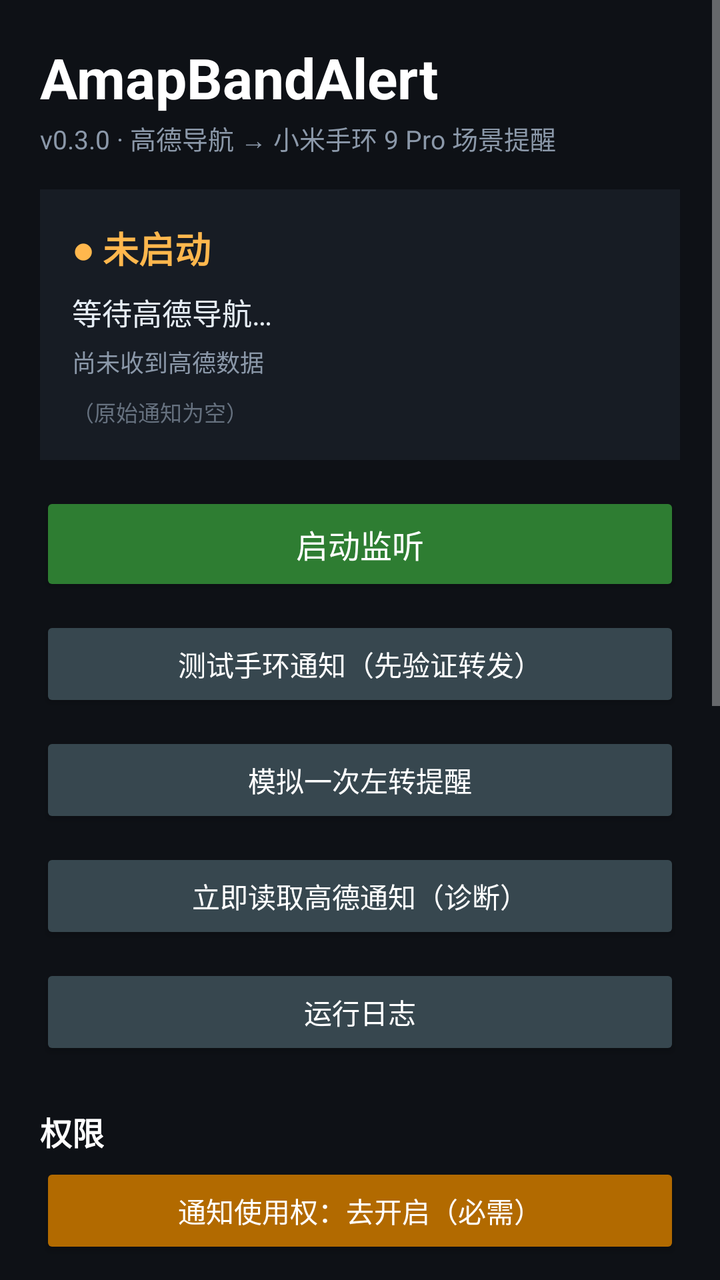
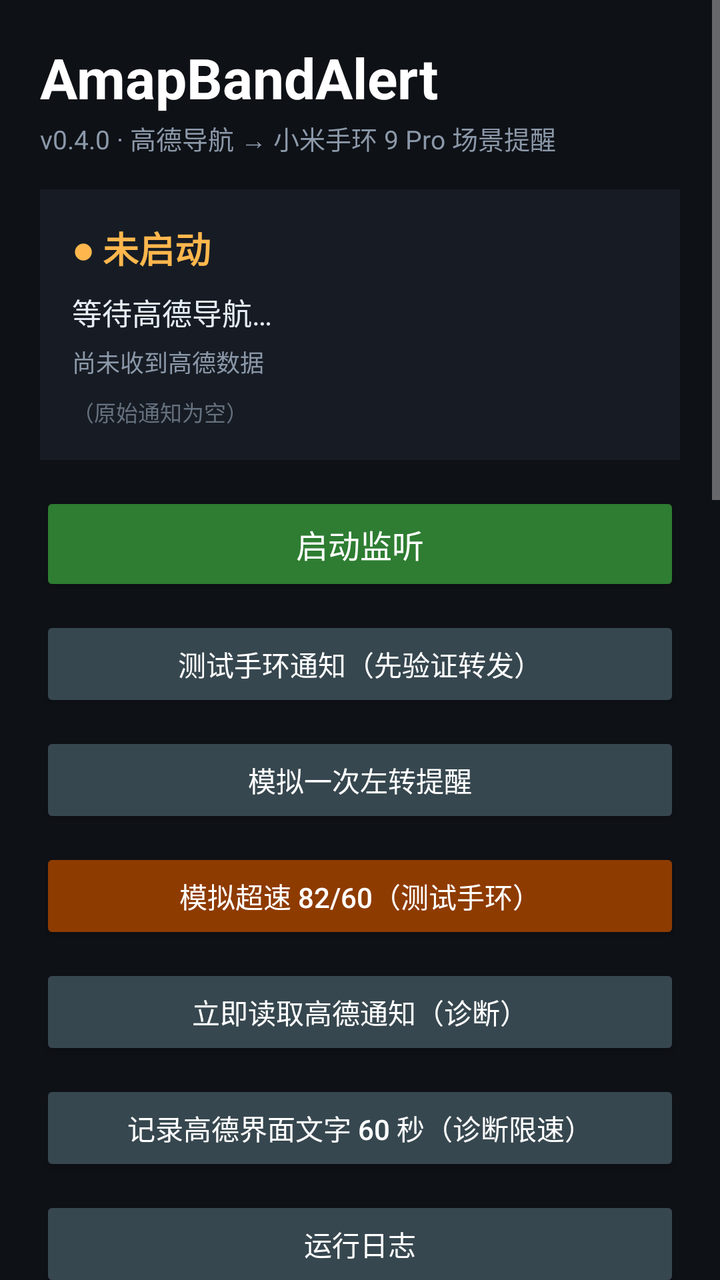

An Android layout rendered at two revisions. The XML below is the earlier revision; the diff shows what the commit changed to produce the second picture.
<!-- AndroidManifest.xml: application theme Theme.AmapBandAlert -->
<!-- res/layout/activity_main.xml -->
<?xml version="1.0" encoding="utf-8"?>
<ScrollView xmlns:android="http://schemas.android.com/apk/res/android"
    android:layout_width="match_parent"
    android:layout_height="match_parent"
    android:fillViewport="true"
    android:background="#0E1116">

    <LinearLayout
        android:layout_width="match_parent"
        android:layout_height="wrap_content"
        android:orientation="vertical"
        android:padding="20dp">

        <TextView
            android:layout_width="wrap_content"
            android:layout_height="wrap_content"
            android:text="AmapBandAlert"
            android:textColor="#FFFFFF"
            android:textSize="28sp"
            android:textStyle="bold" />

        <TextView
            android:layout_width="wrap_content"
            android:layout_height="wrap_content"
            android:text="v0.3.0 · 高德导航 → 小米手环 9 Pro 场景提醒"
            android:textColor="#8B98A9"
            android:textSize="13sp"
            android:paddingTop="2dp"
            android:paddingBottom="16dp" />

        <LinearLayout
            android:layout_width="match_parent"
            android:layout_height="wrap_content"
            android:orientation="vertical"
            android:background="#171C24"
            android:padding="16dp">

            <TextView
                android:id="@+id/status_card"
                android:layout_width="wrap_content"
                android:layout_height="wrap_content"
                android:text="● 未启动"
                android:textColor="#FFB74D"
                android:textSize="18sp"
                android:textStyle="bold" />

            <TextView
                android:id="@+id/state_text"
                android:layout_width="match_parent"
                android:layout_height="wrap_content"
                android:text="等待高德导航…"
                android:textColor="#E6EDF5"
                android:textSize="15sp"
                android:paddingTop="8dp" />

            <TextView
                android:id="@+id/source_text"
                android:layout_width="match_parent"
                android:layout_height="wrap_content"
                android:text="尚未收到高德数据"
                android:textColor="#8B98A9"
                android:textSize="12sp"
                android:paddingTop="5dp" />

            <TextView
                android:id="@+id/raw_text"
                android:layout_width="match_parent"
                android:layout_height="wrap_content"
                android:text="（原始通知为空）"
                android:textColor="#66717F"
                android:textSize="11sp"
                android:fontFamily="monospace"
                android:maxLines="6"
                android:ellipsize="end"
                android:paddingTop="8dp" />
        </LinearLayout>

        <Button
            android:id="@+id/btn_start"
            android:layout_width="match_parent"
            android:layout_height="52dp"
            android:layout_marginTop="16dp"
            android:text="启动监听"
            android:textAllCaps="false"
            android:textColor="#FFFFFF"
            android:textSize="16sp"
            android:backgroundTint="#2E7D32" />

        <Button
            android:id="@+id/btn_test"
            android:layout_width="match_parent"
            android:layout_height="48dp"
            android:layout_marginTop="10dp"
            android:text="测试手环通知（先验证转发）"
            android:textAllCaps="false"
            android:textColor="#FFFFFF"
            android:textSize="14sp"
            android:backgroundTint="#37474F" />

        <Button
            android:id="@+id/btn_test_turn"
            android:layout_width="match_parent"
            android:layout_height="48dp"
            android:layout_marginTop="10dp"
            android:text="模拟一次左转提醒"
            android:textAllCaps="false"
            android:textColor="#FFFFFF"
            android:textSize="14sp"
            android:backgroundTint="#37474F" />

        <Button
            android:id="@+id/btn_scan"
            android:layout_width="match_parent"
            android:layout_height="48dp"
            android:layout_marginTop="10dp"
            android:text="立即读取高德通知（诊断）"
            android:textAllCaps="false"
            android:textColor="#FFFFFF"
            android:textSize="14sp"
            android:backgroundTint="#37474F" />

        <Button
            android:id="@+id/btn_log"
            android:layout_width="match_parent"
            android:layout_height="48dp"
            android:layout_marginTop="10dp"
            android:text="运行日志"
            android:textAllCaps="false"
            android:textColor="#FFFFFF"
            android:textSize="14sp"
            android:backgroundTint="#37474F" />

        <TextView
            android:layout_width="wrap_content"
            android:layout_height="wrap_content"
            android:text="权限"
            android:textColor="#FFFFFF"
            android:textSize="16sp"
            android:textStyle="bold"
            android:paddingTop="24dp"
            android:paddingBottom="4dp" />

        <Button
            android:id="@+id/btn_listener"
            android:layout_width="match_parent"
            android:layout_height="48dp"
            android:text="通知使用权：去开启（必需）"
            android:textAllCaps="false"
            android:textColor="#FFFFFF"
            android:textSize="14sp"
            android:backgroundTint="#B26A00" />

        <Button
            android:id="@+id/btn_notif_perm"
            android:layout_width="match_parent"
            android:layout_height="48dp"
            android:layout_marginTop="8dp"
            android:text="通知权限：去允许（必需）"
            android:textAllCaps="false"
            android:textColor="#FFFFFF"
            android:textSize="14sp"
            android:backgroundTint="#B26A00" />

        <Button
            android:id="@+id/btn_battery"
            android:layout_width="match_parent"
            android:layout_height="48dp"
            android:layout_marginTop="8dp"
            android:text="电池优化：去设置（骑行保活）"
            android:textAllCaps="false"
            android:textColor="#FFFFFF"
            android:textSize="14sp"
            android:backgroundTint="#37474F" />

        <TextView
            android:layout_width="wrap_content"
            android:layout_height="wrap_content"
            android:text="提醒场景"
            android:textColor="#FFFFFF"
            android:textSize="16sp"
            android:textStyle="bold"
            android:paddingTop="24dp"
            android:paddingBottom="4dp" />

        <TextView
            android:id="@+id/label_distance"
            android:layout_width="wrap_content"
            android:layout_height="wrap_content"
            android:text="转向提醒距离：200 米"
            android:textColor="#C7D0DB"
            android:textSize="14sp" />

        <SeekBar
            android:id="@+id/bar_distance"
            android:layout_width="match_parent"
            android:layout_height="wrap_content" />

        <Switch
            android:id="@+id/toggle_turn"
            android:layout_width="match_parent"
            android:layout_height="wrap_content"
            android:paddingTop="10dp"
            android:paddingBottom="6dp"
            android:text="转向提醒（左转 / 右转 / 掉头 / 环岛）"
            android:textColor="#E6EDF5"
            android:textSize="14sp" />

        <Switch
            android:id="@+id/toggle_near"
            android:layout_width="match_parent"
            android:layout_height="wrap_content"
            android:paddingTop="4dp"
            android:paddingBottom="6dp"
            android:text="临近 50 米再补一次提醒"
            android:textColor="#E6EDF5"
            android:textSize="14sp" />

        <Switch
            android:id="@+id/toggle_arrive"
            android:layout_width="match_parent"
            android:layout_height="wrap_content"
            android:paddingTop="4dp"
            android:paddingBottom="6dp"
            android:text="到达 / 导航结束提醒"
            android:textColor="#E6EDF5"
            android:textSize="14sp" />

        <Switch
            android:id="@+id/toggle_start"
            android:layout_width="match_parent"
            android:layout_height="wrap_content"
            android:paddingTop="4dp"
            android:paddingBottom="6dp"
            android:text="导航开始时提醒"
            android:textColor="#E6EDF5"
            android:textSize="14sp" />

        <Switch
            android:id="@+id/toggle_keyword"
            android:layout_width="match_parent"
            android:layout_height="wrap_content"
            android:paddingTop="4dp"
            android:paddingBottom="6dp"
            android:text="关键词提醒（拥堵 / 事故 / 拍照，实验性）"
            android:textColor="#E6EDF5"
            android:textSize="14sp" />

        <Switch
            android:id="@+id/toggle_camera"
            android:layout_width="match_parent"
            android:layout_height="wrap_content"
            android:paddingTop="4dp"
            android:paddingBottom="6dp"
            android:text="电子眼提醒（仅高德车机版广播）"
            android:textColor="#E6EDF5"
            android:textSize="14sp" />

        <Switch
            android:id="@+id/toggle_speed"
            android:layout_width="match_parent"
            android:layout_height="wrap_content"
            android:paddingTop="4dp"
            android:paddingBottom="6dp"
            android:text="超速提醒（仅高德车机版广播）"
            android:textColor="#E6EDF5"
            android:textSize="14sp" />

        <TextView
            android:layout_width="match_parent"
            android:layout_height="wrap_content"
            android:text="重要：手机版高德不发送车机版广播，本应用通过“通知使用权”读取高德导航通知。请先在小米运动健康中开启本应用的通知转发，再用上面的测试按钮确认手环会震动。"
            android:textColor="#66717F"
            android:textSize="12sp"
            android:lineSpacingExtra="2dp"
            android:paddingTop="20dp"
            android:paddingBottom="12dp" />
    </LinearLayout>
</ScrollView>
<!-- resources referenced by this layout -->
<resources>
  <style name="Theme.AmapBandAlert" parent="@android:style/Theme.Material.NoActionBar">
          <item name="android:windowBackground">#0E1116</item>
          <item name="android:statusBarColor">#0E1116</item>
          <item name="android:navigationBarColor">#0E1116</item>
          <item name="android:colorAccent">#4CAF50</item>
          <item name="android:windowLightStatusBar">false</item>
      </style>
</resources>

<!-- the commit's change to res/layout/activity_main.xml (unified diff, before → after) -->
@@ -22,7 +22,7 @@
         <TextView
             android:layout_width="wrap_content"
             android:layout_height="wrap_content"
-            android:text="v0.3.0 · 高德导航 → 小米手环 9 Pro 场景提醒"
+            android:text="v0.4.0 · 高德导航 → 小米手环 9 Pro 场景提醒"
             android:textColor="#8B98A9"
             android:textSize="13sp"
             android:paddingTop="2dp"
@@ -109,11 +109,33 @@
             android:backgroundTint="#37474F" />
 
         <Button
+            android:id="@+id/btn_test_speed"
+            android:layout_width="match_parent"
+            android:layout_height="48dp"
+            android:layout_marginTop="10dp"
+            android:text="模拟超速 82/60（测试手环）"
+            android:textAllCaps="false"
+            android:textColor="#FFFFFF"
+            android:textSize="14sp"
+            android:backgroundTint="#8E3B00" />
+
+        <Button
             android:id="@+id/btn_scan"
             android:layout_width="match_parent"
             android:layout_height="48dp"
             android:layout_marginTop="10dp"
             android:text="立即读取高德通知（诊断）"
+            android:textAllCaps="false"
+            android:textColor="#FFFFFF"
+            android:textSize="14sp"
+            android:backgroundTint="#37474F" />
+
+        <Button
+            android:id="@+id/btn_capture_ui"
+            android:layout_width="match_parent"
+            android:layout_height="48dp"
+            android:layout_marginTop="10dp"
+            android:text="记录高德界面文字 60 秒（诊断限速）"
             android:textAllCaps="false"
             android:textColor="#FFFFFF"
             android:textSize="14sp"
@@ -172,6 +194,28 @@
             android:textSize="14sp"
             android:backgroundTint="#37474F" />
 
+        <Button
+            android:id="@+id/btn_location"
+            android:layout_width="match_parent"
+            android:layout_height="48dp"
+            android:layout_marginTop="8dp"
+            android:text="定位权限：去允许（超速需要）"
+            android:textAllCaps="false"
+            android:textColor="#FFFFFF"
+            android:textSize="14sp"
+            android:backgroundTint="#B26A00" />
+
+        <Button
+            android:id="@+id/btn_accessibility"
+            android:layout_width="match_parent"
+            android:layout_height="48dp"
+            android:layout_marginTop="8dp"
+            android:text="高德界面限速：去开启（实验性）"
+            android:textAllCaps="false"
+            android:textColor="#FFFFFF"
+            android:textSize="14sp"
+            android:backgroundTint="#37474F" />
+
         <TextView
             android:layout_width="wrap_content"
             android:layout_height="wrap_content"
@@ -255,15 +299,58 @@
             android:textColor="#E6EDF5"
             android:textSize="14sp" />
 
+        <TextView
+            android:layout_width="wrap_content"
+            android:layout_height="wrap_content"
+            android:text="超速提醒"
+            android:textColor="#FFFFFF"
+            android:textSize="16sp"
+            android:textStyle="bold"
+            android:paddingTop="26dp"
+            android:paddingBottom="4dp" />
+
         <Switch
             android:id="@+id/toggle_speed"
             android:layout_width="match_parent"
             android:layout_height="wrap_content"
             android:paddingTop="4dp"
             android:paddingBottom="6dp"
-            android:text="超速提醒（仅高德车机版广播）"
-            android:textColor="#E6EDF5"
-            android:textSize="14sp" />
+            android:text="超速提醒总开关（GPS / 车机广播 / 固定阈值）"
+            android:textColor="#E6EDF5"
+            android:textSize="14sp" />
+
+        <TextView
+            android:id="@+id/label_fixed_limit"
+            android:layout_width="wrap_content"
+            android:layout_height="wrap_content"
+            android:text="固定限速阈值：60 km/h（没有道路限速时使用）"
+            android:textColor="#C7D0DB"
+            android:textSize="14sp"
+            android:paddingTop="4dp" />
+
+        <SeekBar
+            android:id="@+id/bar_fixed_limit"
+            android:layout_width="match_parent"
+            android:layout_height="wrap_content" />
+
+        <Switch
+            android:id="@+id/toggle_fixed_limit"
+            android:layout_width="match_parent"
+            android:layout_height="wrap_content"
+            android:paddingTop="4dp"
+            android:paddingBottom="6dp"
+            android:text="没有道路限速时，使用上面的固定阈值"
+            android:textColor="#E6EDF5"
+            android:textSize="14sp" />
+
+        <TextView
+            android:layout_width="match_parent"
+            android:layout_height="wrap_content"
+            android:text="超速数据优先级：高德车机版广播（真实车速+真实限速，最准）＞ GPS 车速 + 高德界面限速（实验性）＞ GPS 车速 + 固定阈值。手机版高德不提供道路限速，所以要么装高德车机版导航，要么开启固定阈值，要么试试无障碍读取界面限速。"
+            android:textColor="#66717F"
+            android:textSize="12sp"
+            android:lineSpacingExtra="2dp"
+            android:paddingTop="10dp" />
 
         <TextView
             android:layout_width="match_parent"
